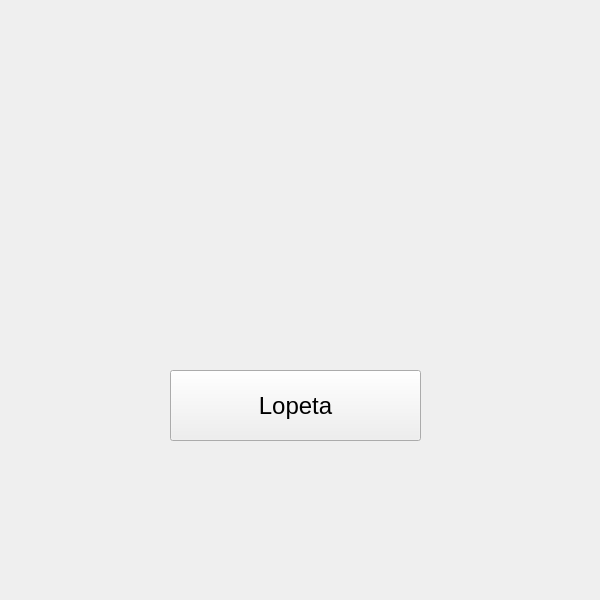
Qt form PankkiProjekti/nostoonnistui.ui (tvt20kmo-ohjelmistokehitysprojekti/Group8) before a commit.
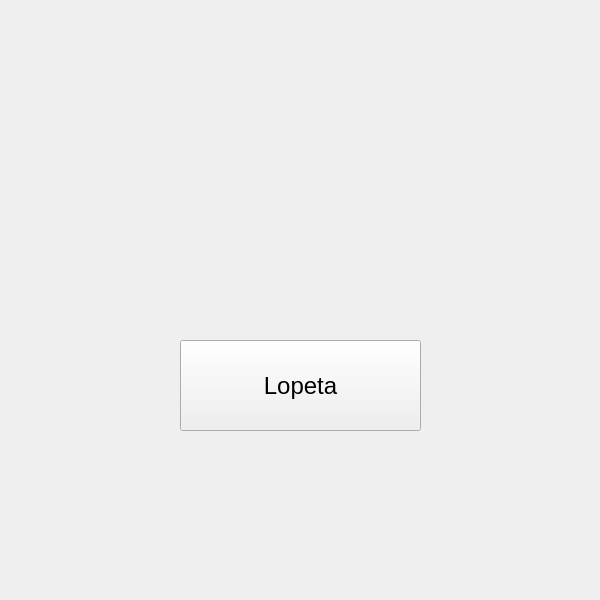
The same form after that commit.

```diff
--- a/PankkiProjekti/nostoonnistui.ui
+++ b/PankkiProjekti/nostoonnistui.ui
@@ -16,10 +16,10 @@
   <widget class="QLabel" name="labelOnnistuiko">
    <property name="geometry">
     <rect>
-     <x>90</x>
-     <y>240</y>
-     <width>441</width>
-     <height>111</height>
+     <x>140</x>
+     <y>220</y>
+     <width>321</width>
+     <height>101</height>
     </rect>
    </property>
    <property name="font">
@@ -34,10 +34,10 @@
   <widget class="QPushButton" name="btnLopeta">
    <property name="geometry">
     <rect>
-     <x>170</x>
-     <y>370</y>
-     <width>251</width>
-     <height>71</height>
+     <x>180</x>
+     <y>340</y>
+     <width>241</width>
+     <height>91</height>
     </rect>
    </property>
    <property name="font">
```
